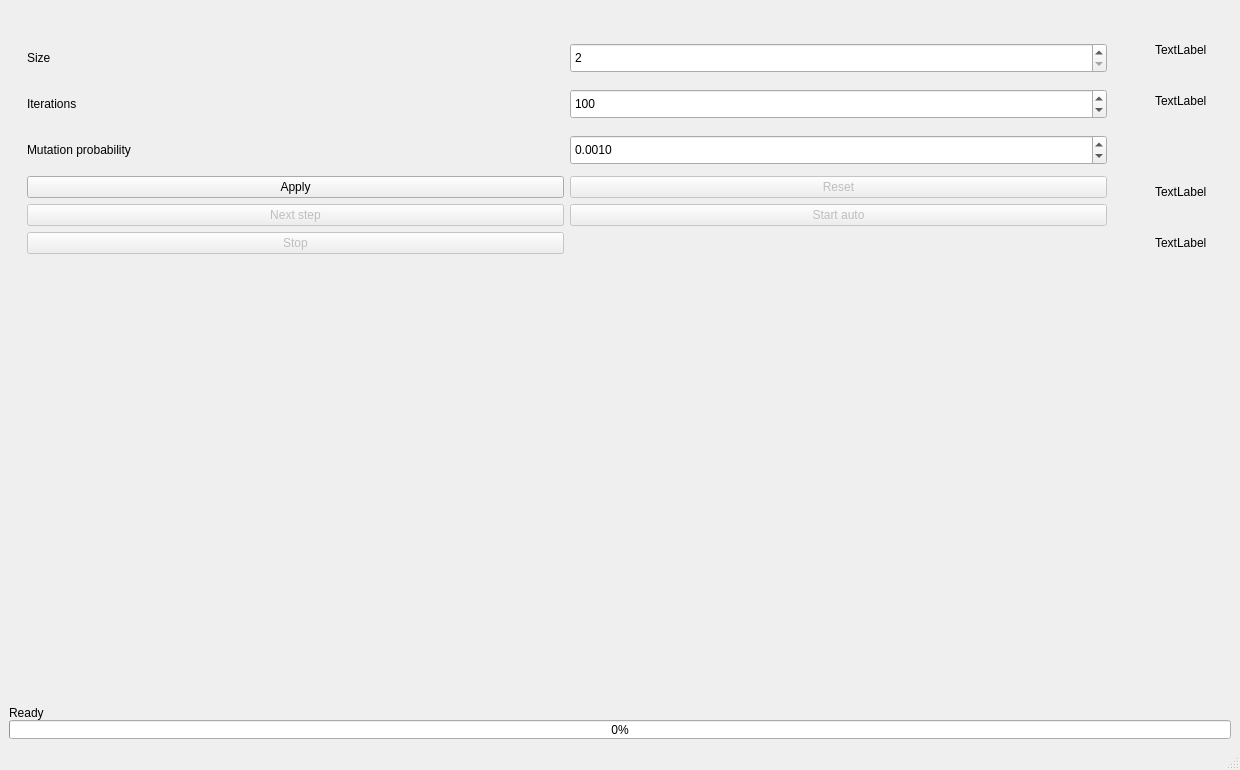
The window that w2.ui (de-nuke/AdvancedGeneticAlgorithm) describes before a commit, drawn with Qt 5.
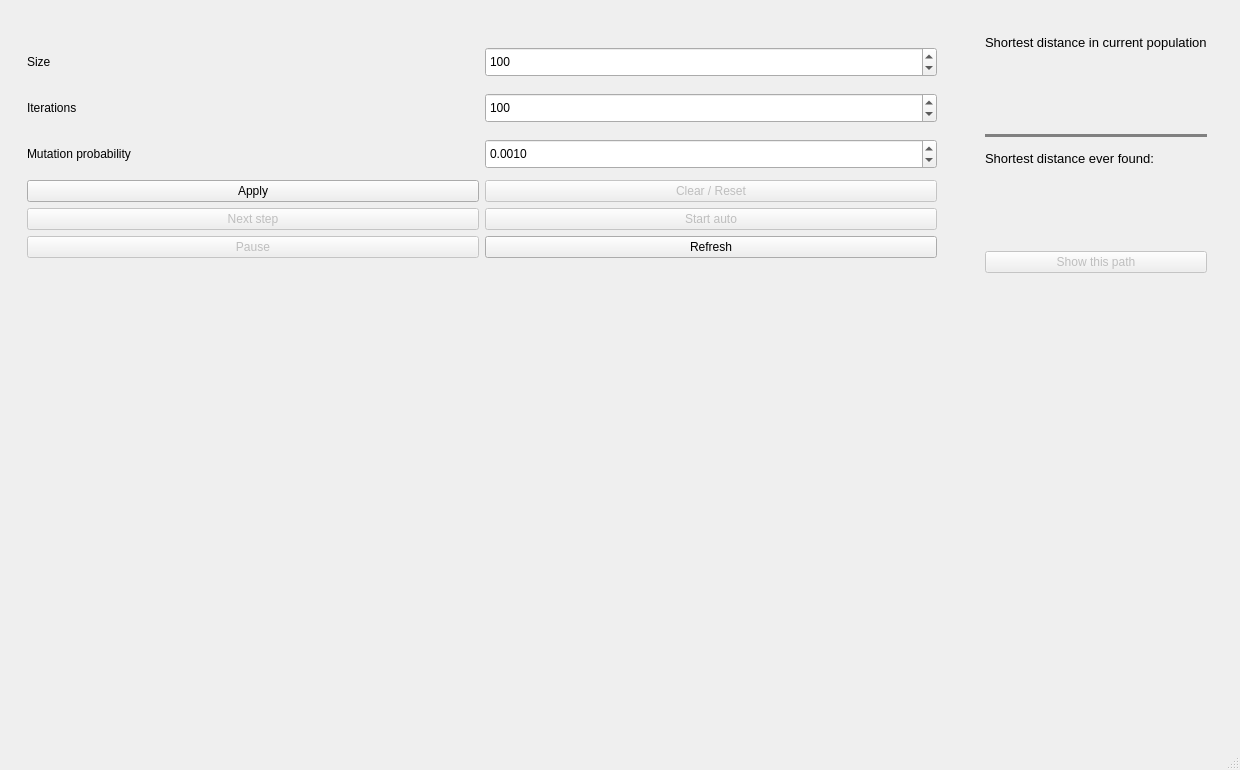
The same window after the commit.

Diff of the .ui file:
```diff
--- a/w2.ui
+++ b/w2.ui
@@ -43,7 +43,7 @@
                  <cursorShape>PointingHandCursor</cursorShape>
                 </property>
                 <property name="text">
-                 <string>Reset</string>
+                 <string>Clear / Reset</string>
                 </property>
                </widget>
               </item>
@@ -183,6 +183,12 @@
                 <property name="maximum">
                  <number>1000</number>
                 </property>
+                <property name="singleStep">
+                 <number>2</number>
+                </property>
+                <property name="value">
+                 <number>100</number>
+                </property>
                </widget>
               </item>
               <item row="5" column="0">
@@ -194,7 +200,17 @@
                  <cursorShape>PointingHandCursor</cursorShape>
                 </property>
                 <property name="text">
-                 <string>Stop</string>
+                 <string>Pause</string>
+                </property>
+               </widget>
+              </item>
+              <item row="5" column="1">
+               <widget class="QPushButton" name="pushButton">
+                <property name="cursor">
+                 <cursorShape>PointingHandCursor</cursorShape>
+                </property>
+                <property name="text">
+                 <string>Refresh</string>
                 </property>
                </widget>
               </item>
@@ -213,45 +229,117 @@
            <layout class="QVBoxLayout" name="verticalLayout_5">
             <item>
              <widget class="QLabel" name="label_4">
+              <property name="font">
+               <font>
+                <pointsize>10</pointsize>
+               </font>
+              </property>
               <property name="text">
-               <string>TextLabel</string>
+               <string>Shortest distance in current population</string>
               </property>
              </widget>
             </item>
             <item>
-             <widget class="QLabel" name="label_5">
+             <widget class="QLabel" name="shortest_current">
+              <property name="font">
+               <font>
+                <weight>99</weight>
+                <bold>true</bold>
+               </font>
+              </property>
+              <property name="styleSheet">
+               <string notr="true">color: darkblue; font-weight: 900;</string>
+              </property>
               <property name="text">
-               <string>TextLabel</string>
+               <string/>
               </property>
              </widget>
             </item>
             <item>
-             <spacer name="verticalSpacer">
+             <widget class="QLabel" name="shortest_current_for">
+              <property name="font">
+               <font>
+                <pointsize>12</pointsize>
+               </font>
+              </property>
+              <property name="text">
+               <string/>
+              </property>
+              <property name="textFormat">
+               <enum>Qt::AutoText</enum>
+              </property>
+             </widget>
+            </item>
+            <item>
+             <widget class="Line" name="line">
+              <property name="styleSheet">
+               <string notr="true">color: gray;</string>
+              </property>
+              <property name="frameShadow">
+               <enum>QFrame::Plain</enum>
+              </property>
+              <property name="lineWidth">
+               <number>24</number>
+              </property>
+              <property name="midLineWidth">
+               <number>0</number>
+              </property>
               <property name="orientation">
-               <enum>Qt::Vertical</enum>
+               <enum>Qt::Horizontal</enum>
               </property>
-              <property name="sizeType">
-               <enum>QSizePolicy::Fixed</enum>
-              </property>
-              <property name="sizeHint" stdset="0">
-               <size>
-                <width>20</width>
-                <height>40</height>
-               </size>
-              </property>
-             </spacer>
+             </widget>
             </item>
             <item>
              <widget class="QLabel" name="label_6">
+              <property name="font">
+               <font>
+                <pointsize>10</pointsize>
+               </font>
+              </property>
               <property name="text">
-               <string>TextLabel</string>
+               <string>Shortest distance ever found:</string>
               </property>
              </widget>
             </item>
             <item>
-             <widget class="QLabel" name="label_7">
+             <widget class="QLabel" name="shortest_ever">
+              <property name="font">
+               <font>
+                <weight>99</weight>
+                <bold>true</bold>
+               </font>
+              </property>
+              <property name="styleSheet">
+               <string notr="true">color: darkgreen; font-weight: 900;</string>
+              </property>
               <property name="text">
-               <string>TextLabel</string>
+               <string/>
+              </property>
+              <property name="textFormat">
+               <enum>Qt::PlainText</enum>
+              </property>
+             </widget>
+            </item>
+            <item>
+             <widget class="QLabel" name="shortest_ever_for">
+              <property name="text">
+               <string/>
+              </property>
+              <property name="textFormat">
+               <enum>Qt::AutoText</enum>
+              </property>
+             </widget>
+            </item>
+            <item>
+             <widget class="QPushButton" name="show_path_btn">
+              <property name="enabled">
+               <bool>false</bool>
+              </property>
+              <property name="cursor">
+               <cursorShape>PointingHandCursor</cursorShape>
+              </property>
+              <property name="text">
+               <string>Show this path</string>
               </property>
              </widget>
             </item>
@@ -281,13 +369,6 @@
       <property name="spacing">
        <number>0</number>
       </property>
-      <item>
-       <widget class="QLabel" name="progress_bar_text">
-        <property name="text">
-         <string>Ready</string>
-        </property>
-       </widget>
-      </item>
       <item>
        <widget class="QWidget" name="widget_4" native="true">
         <property name="sizePolicy">
@@ -318,37 +399,6 @@
          <property name="margin">
           <number>0</number>
          </property>
-         <item>
-          <widget class="QProgressBar" name="progressBar">
-           <property name="sizePolicy">
-            <sizepolicy hsizetype="Expanding" vsizetype="Maximum">
-             <horstretch>0</horstretch>
-             <verstretch>0</verstretch>
-            </sizepolicy>
-           </property>
-           <property name="maximumSize">
-            <size>
-             <width>16777215</width>
-             <height>19</height>
-            </size>
-           </property>
-           <property name="styleSheet">
-            <string notr="true"/>
-           </property>
-           <property name="value">
-            <number>0</number>
-           </property>
-           <property name="alignment">
-            <set>Qt::AlignLeading|Qt::AlignLeft|Qt::AlignTop</set>
-           </property>
-           <property name="textVisible">
-            <bool>true</bool>
-           </property>
-           <property name="textDirection">
-            <enum>QProgressBar::BottomToTop</enum>
-           </property>
-          </widget>
-         </item>
         </layout>
         <zorder>progressBar</zorder>
         <zorder>progressBar</zorder>
```
Left out of the diff: 2 changed lines with no effect on the pictures.
